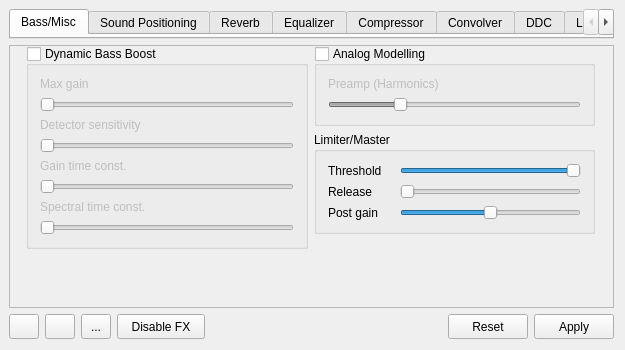
Above: mainwindow.ui from Audio4Linux/JDSP4Linux before the change. Below: the same form after it.
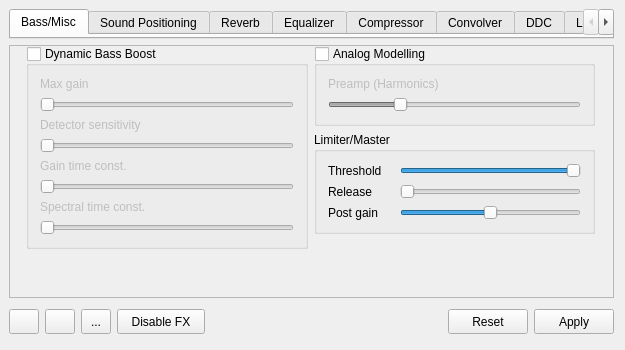
That is the form after the change. The open tabs and pages were chosen to show the change. Icons and pictures are not drawn. Custom widgets are drawn as their Qt base class.

Commit message: Theme fix for some 1Kvantum themes

The edit to the form file:
```diff
--- a/mainwindow.ui
+++ b/mainwindow.ui
@@ -2387,6 +2387,22 @@
         </property>
        </widget>
       </item>
+      <item>
+       <spacer name="verticalSpacer">
+        <property name="orientation">
+         <enum>Qt::Vertical</enum>
+        </property>
+        <property name="sizeType">
+         <enum>QSizePolicy::Minimum</enum>
+        </property>
+        <property name="sizeHint" stdset="0">
+         <size>
+          <width>20</width>
+          <height>35</height>
+         </size>
+        </property>
+       </spacer>
+      </item>
       <item>
        <spacer name="horizontalSpacer">
         <property name="orientation">
```
Left out of the diff: 2 changed lines with no effect on the pictures.
